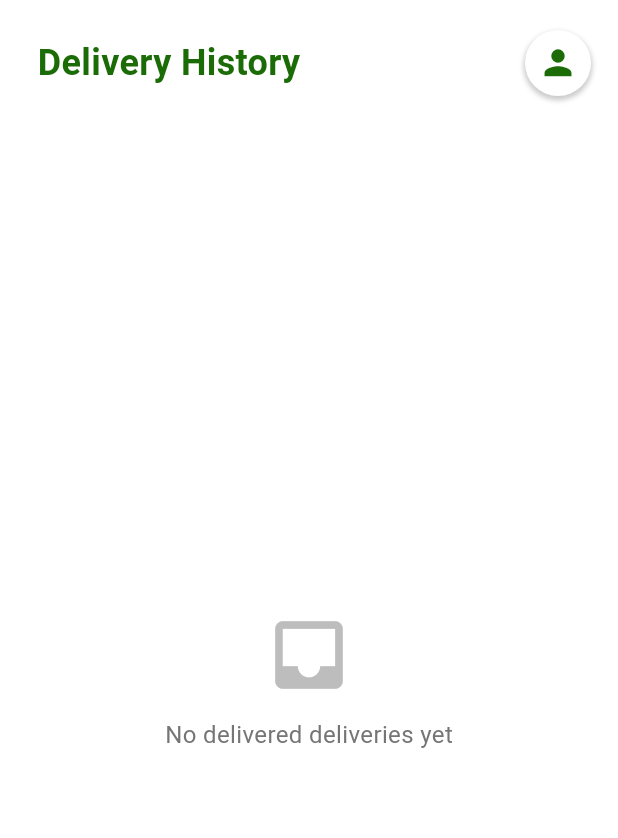
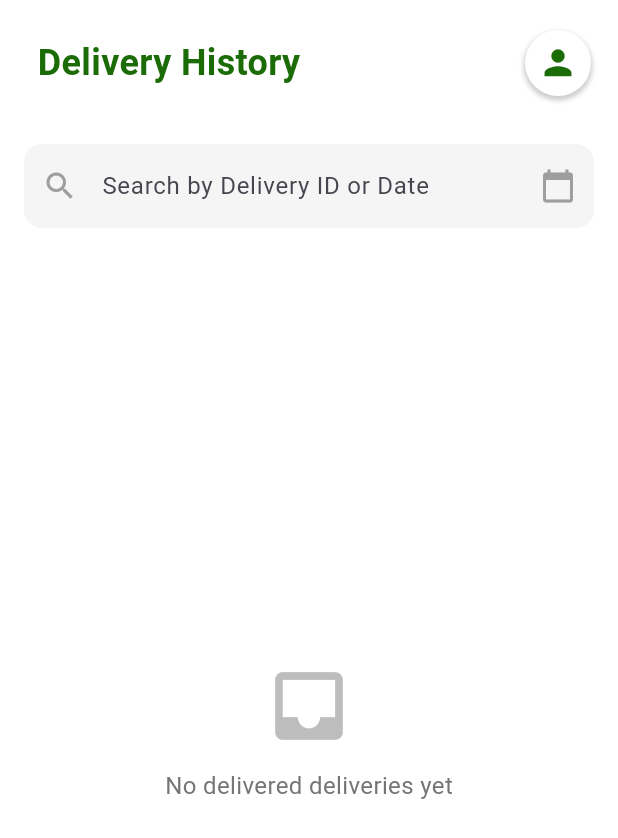
Before and after one commit to ccn9180/delivery-management, a Flutter app: the DeliveryHistory screen opened directly, on a phone screen of 412 x 824 dp. Shown: the top 838 px of the screen. Run offline on Flutter 3.47's test engine with Material 3 defaults, Android fonts, the phone set to English and light mode, and no system bars; our stand-ins replace cloud_firestore, firebase_auth, firebase_core, firebase_storage, geolocator, google_maps_flutter and 2 more; accounts and stored records are empty.

Commit message:
add search bar for history

```diff
--- a/lib/DeliveryHistory.dart
+++ b/lib/DeliveryHistory.dart
@@ -5,8 +5,22 @@ import 'package:flutter/material.dart';
 import 'package:intl/intl.dart';
 import 'homepage.dart'; // for deliveryCard widget
 
-class DeliveryHistory extends StatelessWidget {
+class DeliveryHistory extends StatefulWidget {
   const DeliveryHistory({super.key});
+
+  @override
+  State<DeliveryHistory> createState() => _DeliveryHistoryState();
+}
+
+class _DeliveryHistoryState extends State<DeliveryHistory> {
+  String _searchQuery = "";
+  final _searchCtrl=TextEditingController();
+
+  @override
+  void dispose() {
+    super.dispose();
+    _searchCtrl.dispose();
+  }
 
   @override
   Widget build(BuildContext context) {
@@ -20,6 +34,60 @@ class DeliveryHistory extends StatelessWidget {
             const SizedBox(height: 10),
 
             Expanded(
+              child: Container(
+                padding: const EdgeInsets.symmetric(horizontal: 16, vertical: 12),
+                decoration: const BoxDecoration(
+                  color: Colors.white,
+                  borderRadius: BorderRadius.only(
+                    topLeft: Radius.circular(20),
+                    topRight: Radius.circular(20),
+                  ),
+                ),
+                child: Column(
+                  children: [
+                    // Search bar
+                    TextField(
+                      controller: _searchCtrl,
+                      decoration: InputDecoration(
+                        hintText: "Search by Delivery ID or Date",
+                        prefixIcon: const Icon(Icons.search, color: Colors.grey),
+                        suffixIcon: IconButton(
+                          icon: const Icon(Icons.calendar_today, color: Colors.grey),
+                          onPressed: () async {
+                            final pickedDate = await showDatePicker(
+                              context: context,
+                              initialDate: DateTime.now(),
+                              firstDate: DateTime(2000),
+                              lastDate: DateTime(2100),
+                            );
+                            if (pickedDate != null) {
+                              final formattedDate =
+                              DateFormat('dd/MM/yyyy').format(pickedDate);
+                              setState(() {
+                                _searchQuery = formattedDate.toLowerCase();
+                                _searchCtrl.text = formattedDate;
+                              });
+                            }
+                          },
+                        ),
+                        filled: true,
+                        fillColor: Colors.grey[100],
+                        border: OutlineInputBorder(
+                          borderRadius: BorderRadius.circular(12),
+                          borderSide: BorderSide.none,
+                        ),
+                      ),
+                      onChanged: (value) {
+                        setState(() {
+                          _searchQuery = value.trim().toLowerCase();
+                        });
+                      },
+                    ),
+
+                    const SizedBox(height: 12),
+
+                    // List of deliveries
+                    Expanded(
                       child: StreamBuilder<List<Delivery>>(
                         stream: fetchEmployeeDeliveries(),
                         builder: (context, snapshot) {
@@ -28,39 +96,19 @@ class DeliveryHistory extends StatelessWidget {
                           }
 
                           if (!snapshot.hasData || snapshot.data!.isEmpty) {
-                    return Center(
-                      child: Column(
-                        mainAxisAlignment: MainAxisAlignment.center,
-                        children: [
-                          Icon(Icons.inbox, size: 60, color: Colors.grey.shade400),
-                          const SizedBox(height: 12),
-                          Text(
-                            "No delivered deliveries yet",
-                            style: TextStyle(fontSize: 16, color: Colors.grey.shade600),
-                          ),
-                        ],
-                      ),
-                    );
+                            return _emptyState();
                           }
 
-                  // Filter only Delivered deliveries
                           final delivered = snapshot.data!
                               .where((d) => d.status == 'Delivered')
                               .toList();
 
-                  if (delivered.isEmpty) {
-                    return Center(
-                      child: Text(
-                        "No delivered deliveries yet",
-                        style: TextStyle(fontSize: 16, color: Colors.grey.shade600),
-                      ),
-                    );
-                  }
+                          if (delivered.isEmpty) return _emptyState();
 
                           final dateFormat = DateFormat('dd/MM/yyyy');
                           final timeFormat = DateFormat('HH:mm');
 
-                  List<Map<String, String>> mapList(List<Delivery> list) => list.map(
+                          List<Map<String, String>> mappedDeliveries = delivered.map(
                                 (d) => {
                               'code': d.code,
                               'address': d.address,
@@ -74,15 +122,30 @@ class DeliveryHistory extends StatelessWidget {
                             },
                           ).toList();
 
-                  final mappedDeliveries = mapList(delivered);
+                          if (_searchQuery.isNotEmpty) {
+                            mappedDeliveries = mappedDeliveries.where((d) {
+                              return d['code']!.toLowerCase().contains(_searchQuery) ||
+                                  d['date']!.toLowerCase().contains(_searchQuery);
+                            }).toList();
+                          }
+
+                          if (mappedDeliveries.isEmpty) {
+                            return Center(
+                              child: Text(
+                                "No matching deliveries found",
+                                style: TextStyle(
+                                    fontSize: 16, color: Colors.grey.shade600),
+                              ),
+                            );
+                          }
 
                           return ListView.builder(
-                    padding: const EdgeInsets.all(16),
+                            padding: EdgeInsets.zero, // important: avoid double padding
                             itemCount: mappedDeliveries.length,
                             itemBuilder: (context, index) {
                               final d = mappedDeliveries[index];
                               return Padding(
-                        padding: const EdgeInsets.fromLTRB(7, 0, 7, 16),
+                                padding: const EdgeInsets.only(bottom: 16),
                                 child: deliveryCard(
                                   context: context,
                                   image: d['image']!,
@@ -101,6 +164,27 @@ class DeliveryHistory extends StatelessWidget {
                   ],
                 ),
               ),
+            ),
+
+          ],
+        ),
+      ),
+    );
+  }
+
+  Widget _emptyState() {
+    return Center(
+      child: Column(
+        mainAxisAlignment: MainAxisAlignment.center,
+        children: [
+          Icon(Icons.inbox, size: 60, color: Colors.grey.shade400),
+          const SizedBox(height: 12),
+          Text(
+            "No delivered deliveries yet",
+            style: TextStyle(fontSize: 16, color: Colors.grey.shade600),
+          ),
+        ],
+      ),
     );
   }
 }
```
Lines whose indentation alone changed are shown as unchanged.
